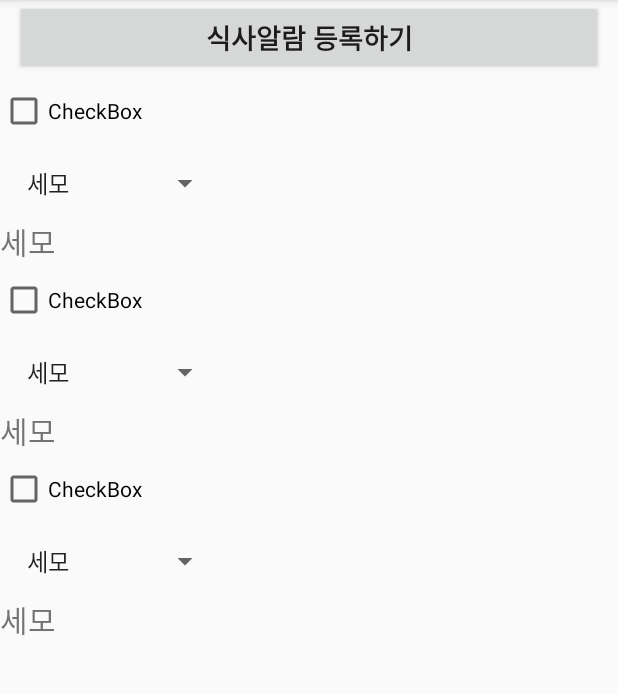
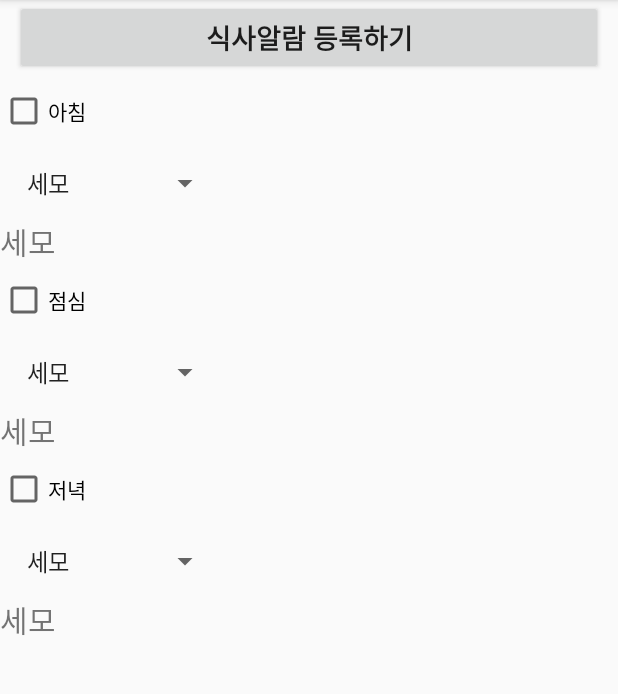
Before and after one commit to coolpiece/MYPET, an Android app: the EatActivity screen opened directly, with no data from a screen before it, on a phone screen of 412 x 824 dp, the part 84-778 px from its top. Run offline under Robolectric (Android 15) with nearby library versions, the phone set to English and light mode, and no system bars; 1 statement that could not run was skipped.

Commit message:
final plz

```diff
--- a/app/src/main/res/layout/activity_menu_eat.xml
+++ b/app/src/main/res/layout/activity_menu_eat.xml
@@ -23,7 +23,7 @@
         android:layout_width="match_parent"
         android:layout_height="wrap_content"
         android:minHeight="48dp"
-        android:text="CheckBox" />
+        android:text="아침" />
     <Spinner
         android:id="@+id/spinner1"
         android:layout_width="wrap_content"
@@ -45,7 +45,7 @@
         android:layout_width="match_parent"
         android:layout_height="wrap_content"
         android:minHeight="48dp"
-        android:text="CheckBox" />
+        android:text="점심" />
 
     <Spinner
         android:id="@+id/spinner2"
@@ -67,7 +67,7 @@
         android:layout_width="match_parent"
         android:layout_height="wrap_content"
         android:minHeight="48dp"
-        android:text="CheckBox" />
+        android:text="저녁" />
     <Spinner
         android:id="@+id/spinner3"
         android:layout_width="wrap_content"
```
Also changed, not shown: app/src/main/java/com/example/mypet/HealthActivity.java (+6 -8 lines).
